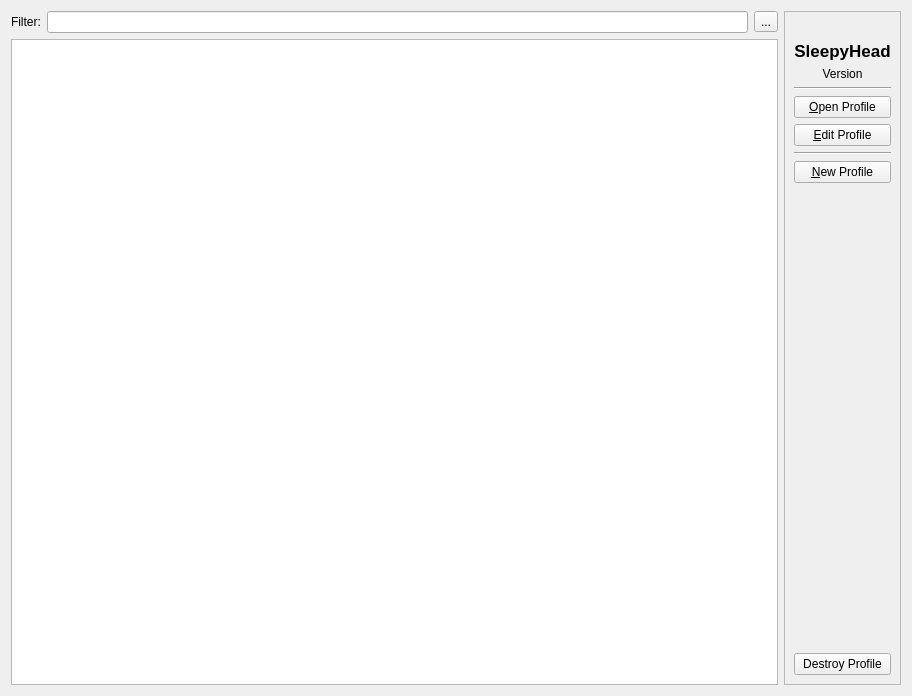
Qt form sleepyhead/profileselector.ui (sbonaime/sleepyhead-code.) before a commit.
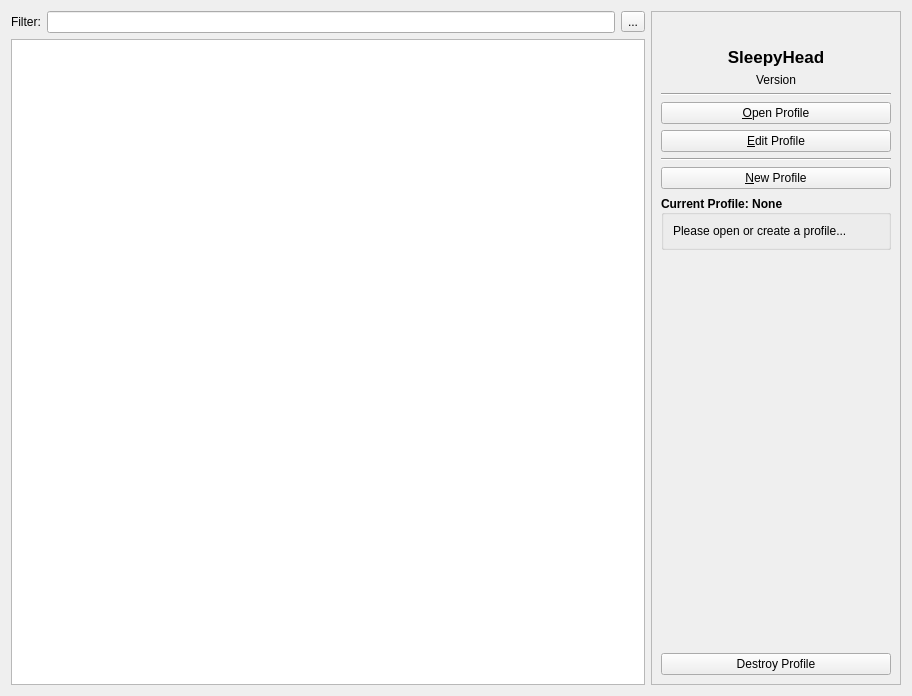
The same form after that commit. Icons and pictures are not drawn.

Commit message: Show Open Profile information in profile selector, add AutoLoadLastUsed Preference

```diff
--- a/sleepyhead/profileselector.ui
+++ b/sleepyhead/profileselector.ui
@@ -81,6 +81,12 @@
      </item>
      <item>
       <widget class="QFrame" name="frame_2">
+       <property name="minimumSize">
+        <size>
+         <width>250</width>
+         <height>0</height>
+        </size>
+       </property>
        <property name="frameShape">
         <enum>QFrame::StyledPanel</enum>
        </property>
@@ -89,10 +95,28 @@
        </property>
        <layout class="QVBoxLayout" name="verticalLayout">
         <item>
+         <layout class="QHBoxLayout" name="horizontalLayout_2">
+          <item>
+           <spacer name="horizontalSpacer">
+            <property name="orientation">
+             <enum>Qt::Horizontal</enum>
+            </property>
+            <property name="sizeType">
+             <enum>QSizePolicy::Preferred</enum>
+            </property>
+            <property name="sizeHint" stdset="0">
+             <size>
+              <width>40</width>
+              <height>20</height>
+             </size>
+            </property>
+           </spacer>
+          </item>
+          <item>
          <widget class="QLabel" name="SleepyHeadLogo">
           <property name="sizePolicy">
            <sizepolicy hsizetype="Fixed" vsizetype="Fixed">
-            <horstretch>0</horstretch>
+              <horstretch>1</horstretch>
             <verstretch>0</verstretch>
            </sizepolicy>
           </property>
@@ -111,7 +135,28 @@
           <property name="scaledContents">
            <bool>true</bool>
           </property>
-         </widget>
+            <property name="alignment">
+             <set>Qt::AlignCenter</set>
+            </property>
+           </widget>
+          </item>
+          <item>
+           <spacer name="horizontalSpacer_2">
+            <property name="orientation">
+             <enum>Qt::Horizontal</enum>
+            </property>
+            <property name="sizeType">
+             <enum>QSizePolicy::Preferred</enum>
+            </property>
+            <property name="sizeHint" stdset="0">
+             <size>
+              <width>40</width>
+              <height>20</height>
+             </size>
+            </property>
+           </spacer>
+          </item>
+         </layout>
         </item>
         <item>
          <widget class="QLabel" name="SleepyHeadLabel">
@@ -180,11 +225,66 @@
           </property>
          </widget>
         </item>
+        <item>
+         <widget class="QGroupBox" name="profileInfoGroupBox">
+          <property name="sizePolicy">
+           <sizepolicy hsizetype="Preferred" vsizetype="Minimum">
+            <horstretch>0</horstretch>
+            <verstretch>0</verstretch>
+           </sizepolicy>
+          </property>
+          <property name="font">
+           <font>
+            <weight>75</weight>
+            <bold>true</bold>
+           </font>
+          </property>
+          <property name="title">
+           <string>Current Profile: None</string>
+          </property>
+          <property name="alignment">
+           <set>Qt::AlignLeading|Qt::AlignLeft|Qt::AlignVCenter</set>
+          </property>
+          <layout class="QVBoxLayout" name="verticalLayout_3">
+           <item>
+            <widget class="QLabel" name="profileInfoLabel">
+             <property name="sizePolicy">
+              <sizepolicy hsizetype="Preferred" vsizetype="Minimum">
+               <horstretch>0</horstretch>
+               <verstretch>0</verstretch>
+              </sizepolicy>
+             </property>
+             <property name="font">
+              <font>
+               <weight>50</weight>
+               <bold>false</bold>
+              </font>
+             </property>
+             <property name="text">
+              <string>Please open or create a profile...</string>
+             </property>
+             <property name="textFormat">
+              <enum>Qt::AutoText</enum>
+             </property>
+             <property name="alignment">
+              <set>Qt::AlignLeading|Qt::AlignLeft|Qt::AlignTop</set>
+             </property>
+             <property name="wordWrap">
+              <bool>true</bool>
+             </property>
+            </widget>
+           </item>
+          </layout>
+         </widget>
+        </item>
         <item>
          <spacer name="verticalSpacer">
           <property name="orientation">
            <enum>Qt::Vertical</enum>
           </property>
+          <property name="sizeType">
+           <enum>QSizePolicy::Expanding</enum>
+          </property>
           <property name="sizeHint" stdset="0">
            <size>
             <width>20</width>
```
Left out of the diff: 4 changed lines with no effect on the pictures. Lines whose indentation alone changed are shown as unchanged. The commit also changes 5 other files.
